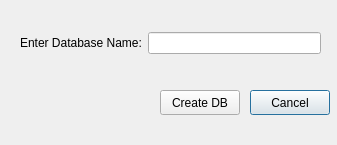
Above: createDatabase.ui from rudyleiva93/DatabaseBrowserApp before the change. Below: the same form after it.
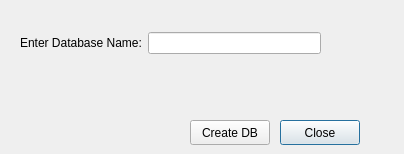
That is the form after the change.

Commit message: Can backup in memory databases

What changed in the file:
```diff
--- a/createDatabase.ui
+++ b/createDatabase.ui
@@ -6,8 +6,8 @@
    <rect>
     <x>0</x>
     <y>0</y>
-    <width>337</width>
-    <height>145</height>
+    <width>404</width>
+    <height>154</height>
    </rect>
   </property>
   <property name="windowTitle">
@@ -16,14 +16,14 @@
   <widget class="QPushButton" name="pushButton_2">
    <property name="geometry">
     <rect>
-     <x>250</x>
-     <y>90</y>
+     <x>280</x>
+     <y>120</y>
      <width>80</width>
      <height>25</height>
     </rect>
    </property>
    <property name="text">
-    <string>Cancel</string>
+    <string>Close</string>
    </property>
   </widget>
   <widget class="QWidget" name="layoutWidget">
@@ -51,8 +51,8 @@
   <widget class="QPushButton" name="pushButton_createDB">
    <property name="geometry">
     <rect>
-     <x>160</x>
-     <y>90</y>
+     <x>190</x>
+     <y>120</y>
      <width>80</width>
      <height>25</height>
     </rect>
```
Left out of the diff: 13 changed lines with no effect on the pictures. The commit also changes 30 other files.
